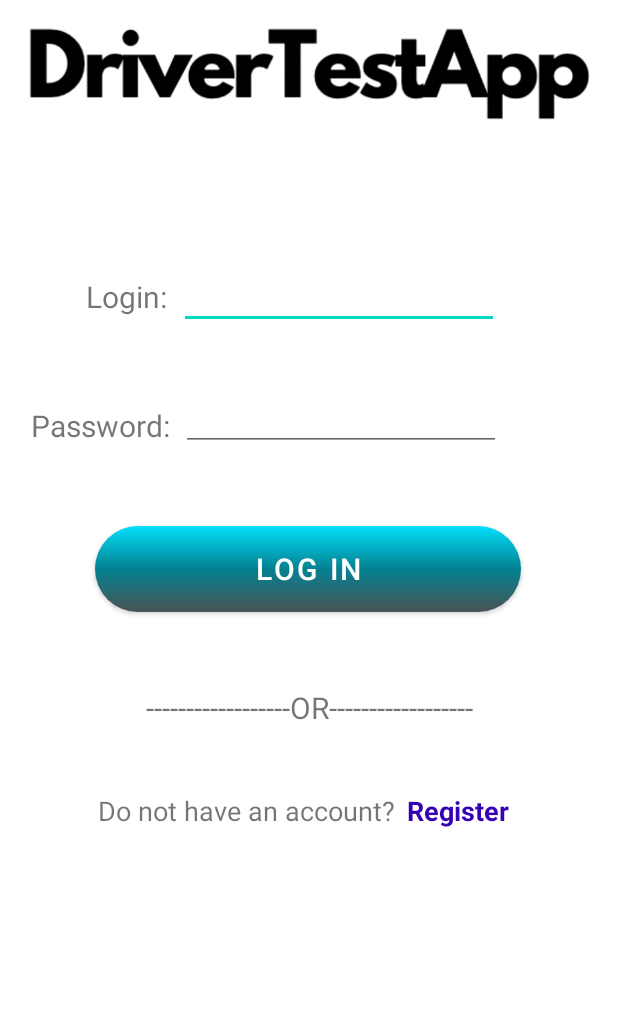
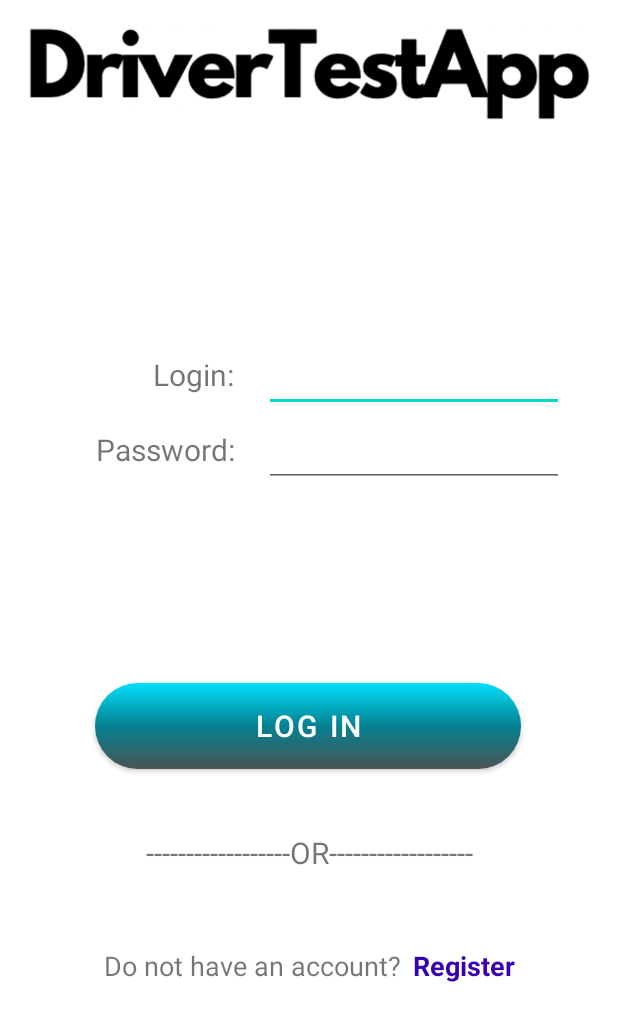
Before and after one commit to BoberKrzysztof/ProjectZPAM, an Android app: the layout activity_second.xml on its own in the app's theme, with its tools: preview values and no code run, on a phone screen of 412 x 824 dp. Shown: the top 1021 px of the screen. Run offline under Robolectric (Android 15) with nearby library versions, the phone set to English and light mode, and no system bars.

```diff
--- a/app/src/main/java/com/example/drivertestapp/Storage.kt
+++ b/app/src/main/java/com/example/drivertestapp/Storage.kt
@@ -11,5 +11,7 @@ class Storage {
         var CISS_attempt: Boolean = true
         var color_attempt: Boolean = true
         var reaction_attempt: Boolean = true
+        var reaction_best_result_storage: Int = 0
+        var reaction_average_result_storage: Int = 0
     }
 }
--- a/app/src/main/res/layout/activity_second.xml
+++ b/app/src/main/res/layout/activity_second.xml
@@ -6,83 +6,32 @@
     android:layout_height="match_parent"
     tools:context=".SecondActivity">
 
-    <EditText
-        android:id="@+id/loginEditText"
-        android:layout_width="wrap_content"
-        android:layout_height="wrap_content"
-        android:layout_marginTop="80dp"
-        android:ems="10"
-        android:importantForAutofill="no"
-        android:inputType="textPersonName"
-        android:labelFor="@id/loginEditText"
-        android:text="@string/empty"
-        app:layout_constraintBottom_toBottomOf="parent"
-        app:layout_constraintEnd_toEndOf="parent"
-        app:layout_constraintHorizontal_bias="0.601"
-        app:layout_constraintStart_toStartOf="parent"
-        app:layout_constraintTop_toBottomOf="@+id/imageView"
-        app:layout_constraintVertical_bias="0.0" />
-
-    <EditText
-        android:id="@+id/passwordEditText"
-        android:layout_width="wrap_content"
-        android:layout_height="wrap_content"
-        android:layout_marginTop="36dp"
-        android:ems="10"
-        android:importantForAutofill="no"
-        android:inputType="textPassword"
-        android:labelFor="@id/passwordEditText"
-        app:layout_constraintEnd_toEndOf="parent"
-        app:layout_constraintHorizontal_bias="0.606"
-        app:layout_constraintStart_toStartOf="parent"
-        app:layout_constraintTop_toBottomOf="@+id/loginEditText" />
-
-    <TextView
-        android:id="@+id/loginLabel"
-        android:layout_width="69dp"
-        android:layout_height="30dp"
-        android:layout_marginTop="90dp"
-        android:layout_marginEnd="8dp"
-        android:text="@string/loginLabel"
-        android:textAlignment="viewEnd"
-        android:textSize="20sp"
-        app:layout_constraintEnd_toStartOf="@+id/loginEditText"
-        app:layout_constraintTop_toBottomOf="@+id/imageView" />
-
-    <TextView
-        android:id="@+id/textView2"
-        android:layout_width="104dp"
-        android:layout_height="27dp"
-        android:layout_marginTop="56dp"
-        android:layout_marginEnd="8dp"
-        android:text="@string/passwordLabel"
-        android:textAlignment="viewEnd"
-        android:textSize="20sp"
-        app:layout_constraintEnd_toStartOf="@+id/passwordEditText"
-        app:layout_constraintTop_toBottomOf="@+id/loginLabel" />
-
     <Button
         android:id="@+id/loginButton"
         android:layout_width="284dp"
         android:layout_height="57dp"
-        android:layout_marginTop="50dp"
+        android:layout_marginTop="300dp"
+        android:layout_marginBottom="250dp"
+        android:background="@drawable/button_design"
         android:text="@string/login"
-        android:background="@drawable/button_design"
+        android:textSize="20sp"
         app:backgroundTint="@null"
-        android:textSize="20sp"
+        app:layout_constraintBottom_toBottomOf="parent"
         app:layout_constraintEnd_toEndOf="parent"
         app:layout_constraintHorizontal_bias="0.496"
         app:layout_constraintStart_toStartOf="parent"
-        app:layout_constraintTop_toBottomOf="@+id/passwordEditText" />
+        app:layout_constraintTop_toBottomOf="@+id/imageView" />
 
     <TextView
         android:id="@+id/textView3"
         android:layout_width="wrap_content"
         android:layout_height="wrap_content"
-        android:layout_marginStart="65dp"
-        android:layout_marginTop="120dp"
+        android:layout_marginEnd="75dp"
+        android:layout_marginBottom="50dp"
         android:text="@string/textView3"
         android:textSize="18sp"
+        app:layout_constraintBottom_toBottomOf="parent"
+        app:layout_constraintEnd_toEndOf="parent"
         app:layout_constraintStart_toStartOf="parent"
         app:layout_constraintTop_toBottomOf="@+id/loginButton" />
 
@@ -91,11 +40,12 @@
         android:layout_width="wrap_content"
         android:layout_height="wrap_content"
         android:layout_marginStart="8dp"
-        android:layout_marginTop="120dp"
+        android:layout_marginBottom="50dp"
         android:text="@string/registerLabel"
         android:textColor="@color/purple_700"
         android:textSize="18sp"
         android:textStyle="bold"
+        app:layout_constraintBottom_toBottomOf="parent"
         app:layout_constraintEnd_toEndOf="parent"
         app:layout_constraintHorizontal_bias="0.0"
         app:layout_constraintStart_toEndOf="@+id/textView3"
@@ -117,9 +67,75 @@
         android:layout_width="wrap_content"
         android:layout_height="wrap_content"
         android:layout_marginTop="50dp"
+        android:layout_marginBottom="250dp"
         android:text="@string/textView4"
         android:textSize="20sp"
+        app:layout_constraintBottom_toBottomOf="parent"
         app:layout_constraintEnd_toEndOf="parent"
         app:layout_constraintStart_toStartOf="parent"
         app:layout_constraintTop_toBottomOf="@+id/loginButton" />
+
+    <LinearLayout
+        android:layout_width="340dp"
+        android:layout_height="100dp"
+        android:orientation="horizontal"
+        app:layout_constraintBottom_toTopOf="@+id/loginButton"
+        app:layout_constraintEnd_toEndOf="parent"
+        app:layout_constraintStart_toStartOf="parent"
+        app:layout_constraintTop_toBottomOf="@+id/imageView">
+
+        <LinearLayout
+            android:layout_width="120dp"
+            android:layout_height="match_parent"
+            android:orientation="vertical">
+
+            <TextView
+                android:id="@+id/loginLabel"
+                android:layout_width="match_parent"
+                android:layout_height="50dp"
+                android:layout_marginTop="0dp"
+                android:layout_marginEnd="0dp"
+                android:gravity="center|end"
+                android:text="@string/loginLabel"
+                android:textSize="20sp" />
+
+            <TextView
+                android:id="@+id/textView2"
+                android:layout_width="match_parent"
+                android:layout_height="50dp"
+                android:layout_marginTop="0dp"
+                android:layout_marginEnd="0dp"
+                android:gravity="center|end"
+                android:text="@string/passwordLabel"
+                android:textSize="20sp" />
+        </LinearLayout>
+
+        <LinearLayout
+            android:layout_width="200dp"
+            android:layout_height="match_parent"
+            android:layout_marginLeft="20dp"
+            android:orientation="vertical">
+
+            <EditText
+                android:id="@+id/loginEditText"
+                android:layout_width="200dp"
+                android:layout_height="50dp"
+                android:layout_marginTop="0dp"
+                android:ems="10"
+                android:importantForAutofill="no"
+                android:inputType="textPersonName"
+                android:labelFor="@id/loginEditText"
+                android:text="@string/empty" />
+
+            <EditText
+                android:id="@+id/passwordEditText"
+                android:layout_width="200dp"
+                android:layout_height="50dp"
+                android:layout_marginTop="0dp"
+                android:ems="10"
+                android:importantForAutofill="no"
+                android:inputType="textPassword"
+                android:labelFor="@id/passwordEditText" />
+        </LinearLayout>
+    </LinearLayout>
 </androidx.constraintlayout.widget.ConstraintLayout>
```
Also changed, not shown: app/src/main/java/com/example/drivertestapp/Activity_reaction_test.kt (+13 -2 lines), app/src/main/java/com/example/drivertestapp/activity_tests_page.kt (+10 -0 lines), app/src/main/res/layout/activity_registration.xml (+122 -139 lines), app/src/main/res/layout/activity_tests_page.xml (+35 -14 lines).
